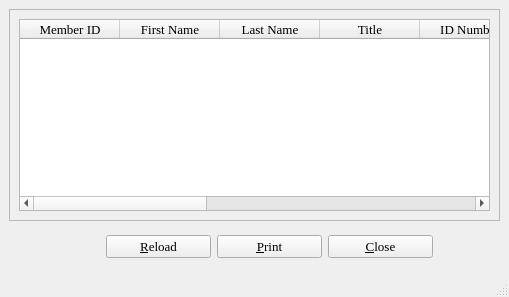
Old version of the form history.ui in the repository textbrowser/biblioteq.
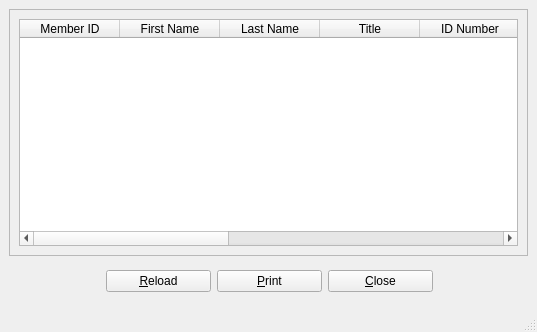
New version of the form. Icons and pictures are not drawn.

Commit message: Default fonts. Do not allow users to set their fonts on OS X systems as this distorts widgets.

```diff
--- a/history.ui
+++ b/history.ui
@@ -2,11 +2,13 @@
 <ui version="4.0">
  <class>historyDialog</class>
  <widget class="QMainWindow" name="historyDialog">
-  <property name="font">
-   <font>
-    <family>Times</family>
-    <pointsize>10</pointsize>
-   </font>
+  <property name="geometry">
+   <rect>
+    <x>0</x>
+    <y>0</y>
+    <width>537</width>
+    <height>332</height>
+   </rect>
   </property>
   <property name="windowTitle">
    <string>BiblioteQ: Member's Reservation History</string>
@@ -163,12 +165,6 @@
           <height>0</height>
          </size>
         </property>
-        <property name="font">
-         <font>
-          <family>Times</family>
-          <pointsize>10</pointsize>
-         </font>
-        </property>
         <property name="text">
          <string>&amp;Reload</string>
         </property>
@@ -186,12 +182,6 @@
           <height>0</height>
          </size>
         </property>
-        <property name="font">
-         <font>
-          <family>Times</family>
-          <pointsize>10</pointsize>
-         </font>
-        </property>
         <property name="text">
          <string>&amp;Print</string>
         </property>
@@ -209,12 +199,6 @@
           <height>0</height>
          </size>
         </property>
-        <property name="font">
-         <font>
-          <family>Times</family>
-          <pointsize>10</pointsize>
-         </font>
-        </property>
         <property name="text">
          <string>&amp;Close</string>
         </property>
```
The commit also changes 20 other files.
